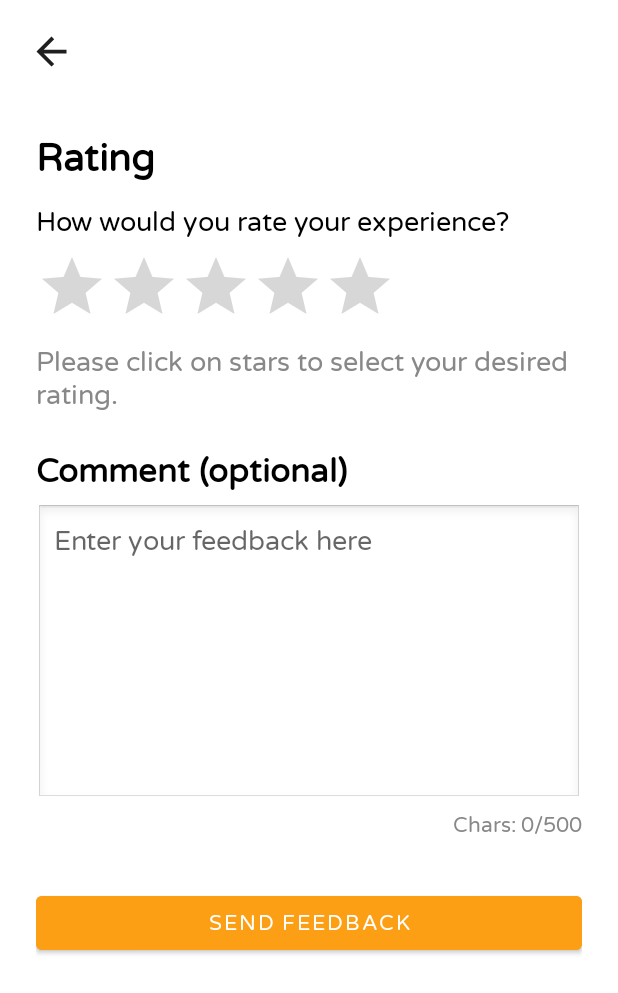
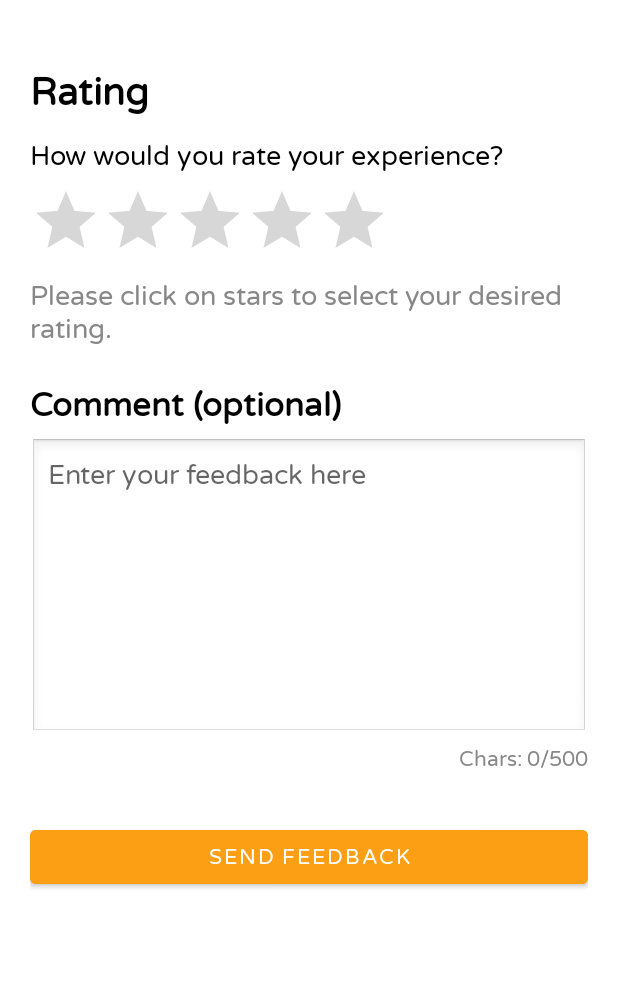
Before and after one commit to TripleAleph/BScFinalProject, an Android app: the layout fragment_feedback.xml on its own in the app's theme, with its tools: preview values and no code run, on a phone screen of 412 x 824 dp. Shown: the top 993 px of the screen. Run offline under Robolectric (Android 15) with nearby library versions, the light colour scheme and no system bars.

Commit message:
Add FeedbackFragment and improve Settings screen

```diff
--- a/PawsitiveLife/app/src/main/java/com/example/pawsitivelife/MainActivity.kt
+++ b/PawsitiveLife/app/src/main/java/com/example/pawsitivelife/MainActivity.kt
@@ -34,7 +34,8 @@ class MainActivity : AppCompatActivity() {
             setOf(
                 R.id.navigation_home,
                 R.id.navigation_appointments,
-                R.id.navigation_my_dogs
+                R.id.navigation_my_dogs,
+                R.id.navigation_settings
             )
         )
 
--- a/PawsitiveLife/app/src/main/res/layout/fragment_feedback.xml
+++ b/PawsitiveLife/app/src/main/res/layout/fragment_feedback.xml
@@ -5,21 +5,13 @@
     android:background="@android:color/white">
 
 
-    <ImageButton
-        android:id="@+id/backButton"
-        android:layout_width="36dp"
-        android:layout_height="36dp"
-        android:layout_gravity="start|top"
-        android:layout_margin="16dp"
-        android:background="@android:color/transparent"
-        android:src="@drawable/ic_arrow_back"
-        android:contentDescription="Back" />
+
 
     <ScrollView
         android:layout_width="match_parent"
         android:layout_height="match_parent"
-        android:layout_marginTop="64dp"
-        android:padding="24dp">
+        android:layout_marginTop="24dp"
+        android:padding="20dp">
 
         <LinearLayout
             android:orientation="vertical"
```
Also changed, not shown: PawsitiveLife/app/src/main/java/com/example/pawsitivelife/ui/settings/FeedbackFragment.kt (+2 -5 lines), PawsitiveLife/app/src/main/java/com/example/pawsitivelife/ui/settings/SettingsFragment.kt (+58 -56 lines), PawsitiveLife/app/src/main/res/navigation/nav_graph.xml (+14 -1 lines).
